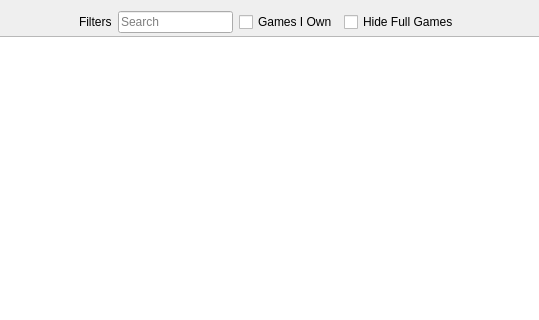
Old version of the form src/citra_qt/multiplayer/lobby.ui in the repository PabloMK7/citra; both pictures show x 227 to 766 and y 0 to 320 of the 903 by 487 pixel window.
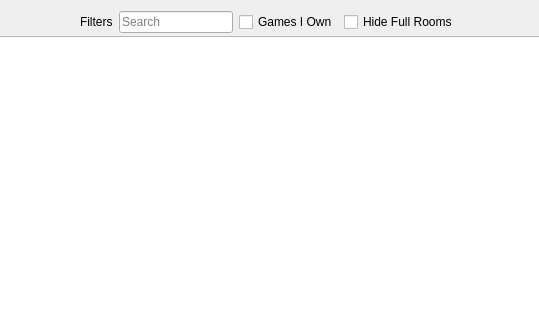
New version of the form.

Commit message: Replace "Hide Full Games" with "Hide Full Rooms"

Diff of the .ui file:
```diff
--- a/src/citra_qt/multiplayer/lobby.ui
+++ b/src/citra_qt/multiplayer/lobby.ui
@@ -80,7 +80,7 @@
          <item>
           <widget class="QCheckBox" name="hide_full">
            <property name="text">
-            <string>Hide Full Games</string>
+            <string>Hide Full Rooms</string>
            </property>
           </widget>
          </item>
```
